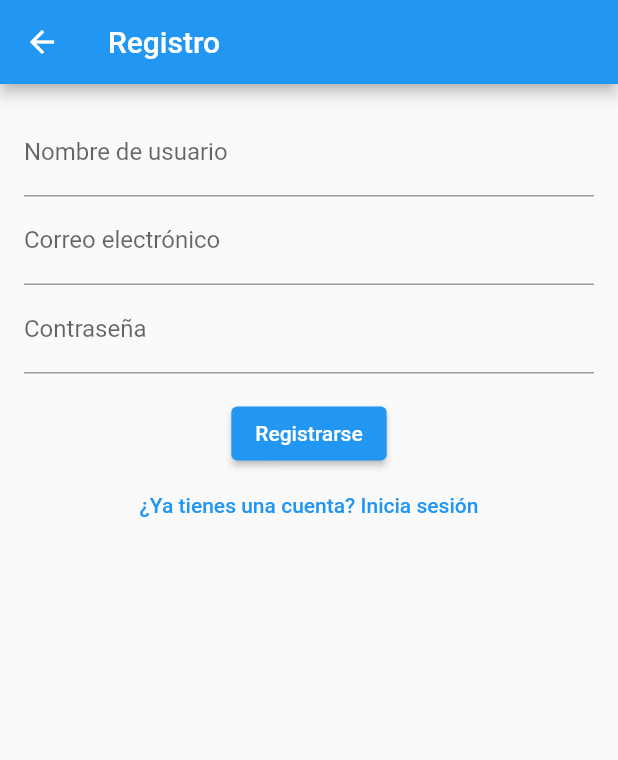
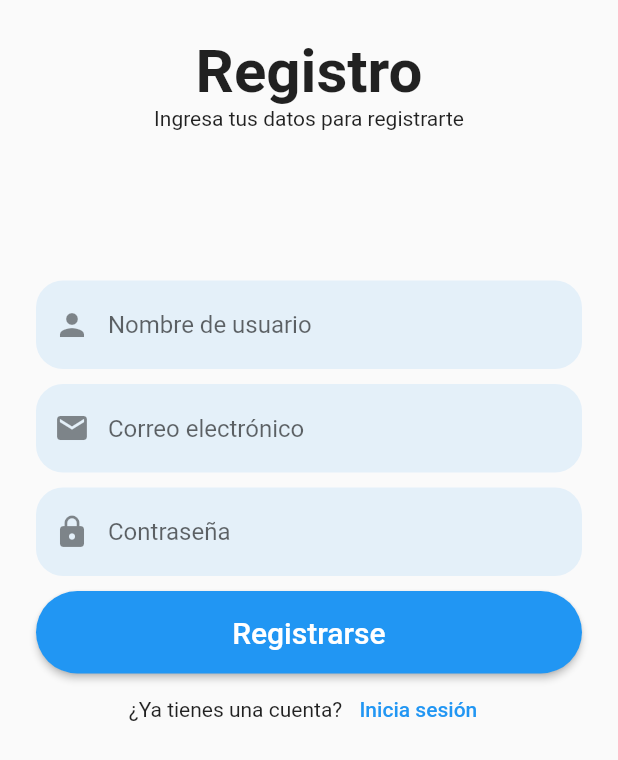
Before and after one commit to jairvillalobos/fastinvoice, a Flutter app: the RegisterScreen screen opened by its route, on a phone screen of 412 x 824 dp. Shown: the top 760 px of the screen. Run offline on Flutter 3.47's test engine with Material 2 defaults, Android fonts, the light colour scheme and no system bars.

Commit message:
changes ui and replacew icon flutter fo login fastinvoice

```diff
--- a/lib/authentication/screens/register_screen.dart
+++ b/lib/authentication/screens/register_screen.dart
@@ -56,20 +56,56 @@ class RegisterScreenState extends State<RegisterScreen> {
 
  @override
 Widget build(BuildContext context) {
-    return Scaffold(
-      appBar: AppBar(
-        title: const Text('Registro'),
+  return SafeArea(
+    child: Scaffold(
+      body: Container(
+        margin: const EdgeInsets.all(24),
+        child: Form(
+          key: _formKey,
+          child: SingleChildScrollView(
+            child: Column(
+              mainAxisAlignment: MainAxisAlignment.spaceEvenly,
+              children: [
+                _header(context),
+                const SizedBox(height: 100), // Add space between header and input fields
+                _inputField(context),
+                _signup(context),
+              ],
             ),
-      body: Form(
-        key: _formKey,
-        child: Padding(
-          padding: const EdgeInsets.all(16),
-          child: Column(
+          ),
+        ),
+      ),
+    ),
+  );
+}
+
+
+  _header(context) {
+    return const Column(
+      children: [
+        Text(
+          "Registro",
+          style: TextStyle(fontSize: 40,  fontWeight: FontWeight.bold),
+        ),
+        Text("Ingresa tus datos para registrarte"),
+      ],
+    );
+  }
+
+  _inputField(context) {
+    return Column(
+      crossAxisAlignment: CrossAxisAlignment.stretch,
       children: [
         TextFormField(
           controller: _usernameController,
-                decoration:
-                    const InputDecoration(labelText: 'Nombre de usuario'),
+          decoration: InputDecoration(
+              hintText: "Nombre de usuario",
+              border: OutlineInputBorder(
+                  borderRadius: BorderRadius.circular(18),
+                  borderSide: BorderSide.none),
+              fillColor: Theme.of(context).primaryColor.withOpacity(0.1),
+              filled: true,
+              prefixIcon: const Icon(Icons.person)),
           validator: (value) {
             if (value!.isEmpty) {
               return 'Por favor ingrese su nombre de usuario';
@@ -77,10 +113,17 @@ class RegisterScreenState extends State<RegisterScreen> {
             return null;
           },
         ),
+        const SizedBox(height: 10),
         TextFormField(
           controller: _emailController,
-                decoration:
-                    const InputDecoration(labelText: 'Correo electrónico'),
+          decoration: InputDecoration(
+              hintText: "Correo electrónico",
+              border: OutlineInputBorder(
+                  borderRadius: BorderRadius.circular(18),
+                  borderSide: BorderSide.none),
+              fillColor: Theme.of(context).primaryColor.withOpacity(0.1),
+              filled: true,
+              prefixIcon: const Icon(Icons.email)),
           validator: (value) {
             if (value!.isEmpty) {
               return 'Por favor ingrese su correo electrónico';
@@ -88,9 +131,17 @@ class RegisterScreenState extends State<RegisterScreen> {
             return null;
           },
         ),
+        const SizedBox(height: 10),
         TextFormField(
           controller: _passwordController,
-                decoration: const InputDecoration(labelText: 'Contraseña'),
+          decoration: InputDecoration(
+              hintText: "Contraseña",
+              border: OutlineInputBorder(
+                  borderRadius: BorderRadius.circular(18),
+                  borderSide: BorderSide.none),
+              fillColor: Theme.of(context).primaryColor.withOpacity(0.1),
+              filled: true,
+              prefixIcon: const Icon(Icons.lock)),
           obscureText: true,
           validator: (value) {
             if (value!.isEmpty) {
@@ -99,20 +150,23 @@ class RegisterScreenState extends State<RegisterScreen> {
             return null;
           },
         ),
-              const SizedBox(height: 16),
+        const SizedBox(height: 10),
         ElevatedButton(
             onPressed: _register,
-                child: const Text('Registrarse'),
-              ),
+            style: ElevatedButton.styleFrom(
+                shape: const StadiumBorder(),
+                padding: const EdgeInsets.symmetric(vertical: 16)),
+            child: const Text("Registrarse", style: TextStyle(fontSize: 20))),
+      ],
+    );
+  }
+
+  _signup(context) {
+    return Row(mainAxisAlignment: MainAxisAlignment.center, children: [
+      const Text("¿Ya tienes una cuenta? "),
       TextButton(
           onPressed: () => Navigator.pushNamed(context, '/login'),
-                child:
-                    const Text('¿Ya tienes una cuenta? Inicia sesión'),
-              ),
-            ],
-          ),
-        ),
-      ),
-    );
+          child: const Text("Inicia sesión"))
+    ]);
   }
 }
```
Also changed, not shown: lib/authentication/screens/login_screen.dart (+75 -20 lines), 5 other files. Lines whose indentation alone changed are shown as unchanged.
